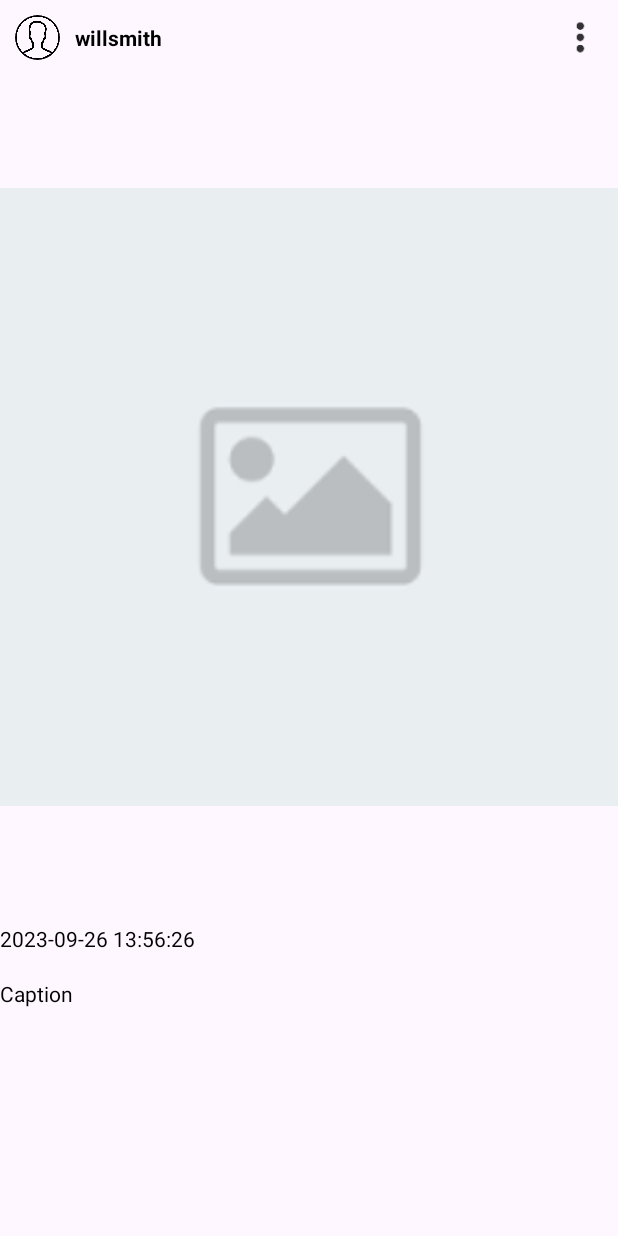
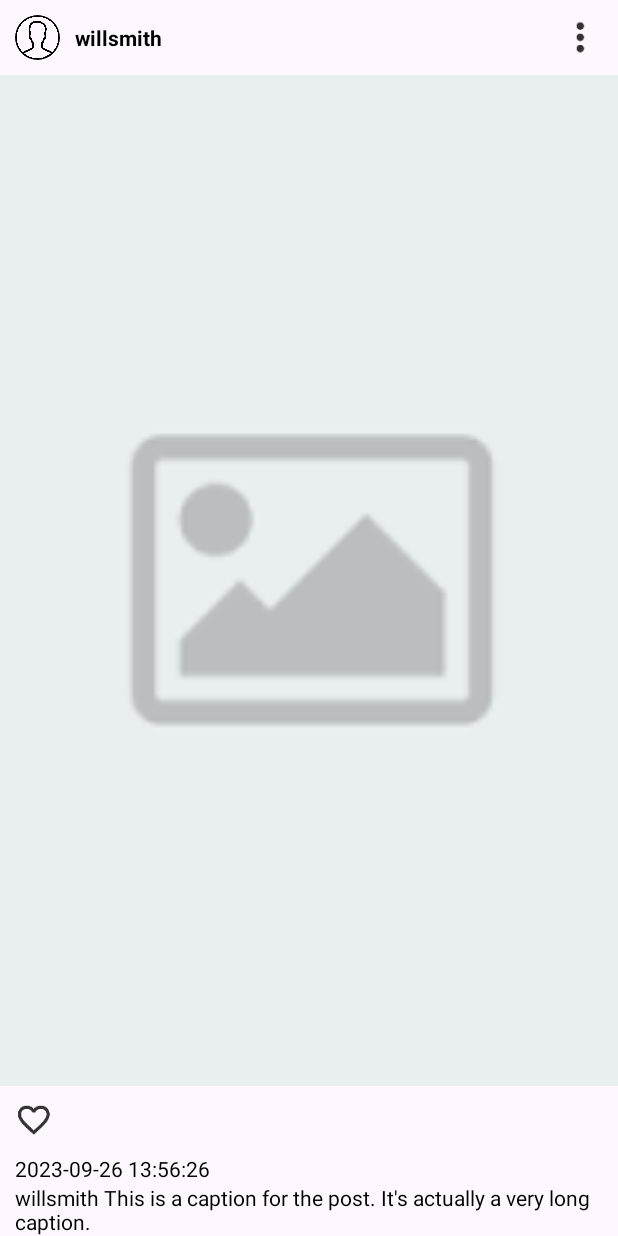
Before and after one commit to KinnHoe/assignment-ocean, an Android app: the layout moment_item.xml on its own in the app's theme, with its tools: preview values and no code run, on a phone screen of 412 x 824 dp. Run offline under Robolectric (Android 15) with nearby library versions, the light colour scheme and no system bars.

Commit message:
Initial Commit

```diff
--- a/app/src/main/java/com/example/assignment_ocean/Moment.kt
+++ b/app/src/main/java/com/example/assignment_ocean/Moment.kt
@@ -40,12 +40,16 @@ class Moment : Fragment(), MomentPostAdapterListener {
             adapter = momentAdapter
         }
 
-        // Observe LiveData from ViewModel
+        // Observe LiveData from ViewModel for moment data changes
         viewModel.getMomentData().observe(viewLifecycleOwner, { momentDataList ->
             // Update the adapter with the new data
             momentAdapter.submitList(momentDataList)
         })
+
     }
+
+
+
 
     override fun onOptionsItemSelected(item: MenuItem): Boolean {
         when (item.itemId) {
@@ -106,15 +110,15 @@ class Moment : Fragment(), MomentPostAdapterListener {
         bundle.putString("imageURL", post.photo) // Assuming post.photo contains the image URL
         updateFragment.arguments = bundle
 
+        // Set the navigation callback
+        updateFragment.setNavigationCallback { navigateToMomentFragment() }
+
         val transaction = requireActivity().supportFragmentManager.beginTransaction()
         // Replace R.id.fragment_container with the actual ID of the container where you want to replace the fragment
         transaction.replace(R.id.frame_layout, updateFragment)
         transaction.addToBackStack(null) // Optional: Add to back stack for back navigation
         transaction.commit()
     }
-
-
-
 
     override fun onDeletePostClicked(post: Post) {
         val alertDialogBuilder = AlertDialog.Builder(requireContext())
@@ -126,7 +130,9 @@ class Moment : Fragment(), MomentPostAdapterListener {
                 viewModel.deletePost(
                     post,
                     onSuccess = {
-                        // Show a Toast message for successful deletion
+                        // Remove the post from the adapter after successful deletion
+                        momentAdapter.currentList.toMutableList().remove(post)
+                        momentAdapter.submitList(momentAdapter.currentList)
                         Toast.makeText(requireContext(), "Post deleted", Toast.LENGTH_SHORT).show()
                     },
                     onError = { errorMessage ->
@@ -139,11 +145,17 @@ class Moment : Fragment(), MomentPostAdapterListener {
                 // User canceled the deletion, dismiss the dialog
                 dialog.dismiss()
             }
-            setCancelable(false) // Prevent dismissing the dialog by clicking outside or pressing back button
+            setCancelable(false) // Prevent dismissing the dialog by clicking outside or pressing the back button
         }
 
         val alertDialog = alertDialogBuilder.create()
         alertDialog.show()
     }
 
+
+    private fun navigateToMomentFragment() {
+        val fragmentManager = requireActivity().supportFragmentManager
+        fragmentManager.popBackStack()
+    }
+
 }
--- a/app/src/main/java/com/example/assignment_ocean/MomentViewModel.kt
+++ b/app/src/main/java/com/example/assignment_ocean/MomentViewModel.kt
@@ -18,5 +18,4 @@ class MomentViewModel : ViewModel() {
     fun deletePost(post: Post, onSuccess: () -> Unit, onError: (String) -> Unit) {
         momentRepository.deletePost(post, onSuccess, onError)
     }
-
 }
--- a/app/src/main/java/com/example/assignment_ocean/UpdatePostFragment.kt
+++ b/app/src/main/java/com/example/assignment_ocean/UpdatePostFragment.kt
@@ -31,6 +31,8 @@ class UpdatePostFragment : Fragment() {
     private var postId: String? = null
     private var caption: String? = null
     private var imageURL: String? = null
+    private var navigationCallback: (() -> Unit)? = null
+
 
     override fun onCreateView(
         inflater: LayoutInflater, container: ViewGroup?,
@@ -57,6 +59,10 @@ class UpdatePostFragment : Fragment() {
             .load(imageURL)
             .placeholder(R.drawable.uploadimg) // Replace with your placeholder image
             .into(binding.reuploadImage)
+
+        binding.closeImage.setOnClickListener {
+            navigateBackToMoment()
+        }
     }
 
     private fun setupViews() {
@@ -214,11 +220,23 @@ class UpdatePostFragment : Fragment() {
                 if (task.isSuccessful) {
                     Toast.makeText(requireContext(), "Post updated", Toast.LENGTH_SHORT).show()
                     clearFields()
+
+                    // Call the navigation callback to go back to the Moment screen
+                    navigationCallback?.invoke()
                 } else {
                     showError("Failed to update post: ${task.exception?.message}")
                 }
             }
     }
+
+    fun setNavigationCallback(callback: () -> Unit) {
+        navigationCallback = callback
+    }
+
+    private fun navigateBackToMoment() {
+        navigationCallback?.invoke()
+    }
+
 
     private fun clearFields() {
         binding.reuploadCaption.text.clear()
--- a/app/src/main/java/com/example/assignment_ocean/adapter/MomentPostAdapter.kt
+++ b/app/src/main/java/com/example/assignment_ocean/adapter/MomentPostAdapter.kt
@@ -85,11 +85,9 @@ class MomentPostAdapter(private val listener: MomentPostAdapterListener) : ListA
         fun formatTimestamp(timestamp: Long): String {
             val malaysiaTimeZone = TimeZone.getTimeZone("Asia/Kuala_Lumpur")
 
-            // Create a SimpleDateFormat instance with the Malaysia time zone and 12-hour time format
-            val sdf = SimpleDateFormat("yyyy-MM-dd hh:mm:ss a", Locale.getDefault())
+            val sdf = SimpleDateFormat("yyyy-MM-dd hh:mm:ss", Locale.getDefault())
             sdf.timeZone = malaysiaTimeZone
 
-            // Convert the timestamp to Malaysia time zone
             val malaysiaTime = sdf.format(Date(timestamp))
 
             return malaysiaTime
--- a/app/src/main/res/layout/fragment_add_post.xml
+++ b/app/src/main/res/layout/fragment_add_post.xml
@@ -27,7 +27,7 @@
             <ImageView
                 android:id="@+id/uploadImage"
                 android:layout_width="match_parent"
-                android:layout_height="300dp"
+                android:layout_height="200dp"
                 android:scaleType="fitCenter"
                 android:src="@drawable/uploadimg"
                 android:layout_marginTop="10dp"
--- a/app/src/main/res/layout/moment_item.xml
+++ b/app/src/main/res/layout/moment_item.xml
@@ -9,62 +9,69 @@
         android:id="@+id/user_photo_image"
         style="@style/icon"
         android:src="@drawable/person"
-        app:layout_constraintStart_toStartOf="parent"
-        app:layout_constraintTop_toTopOf="parent" />
+        app:layout_constraintTop_toTopOf="parent"
+        app:layout_constraintStart_toStartOf="parent"/>
 
     <TextView
         android:id="@+id/username_text"
         android:layout_width="wrap_content"
         android:layout_height="wrap_content"
+        tools:text="willsmith"
         android:textColor="@color/black"
         android:textStyle="bold"
-        app:layout_constraintBottom_toBottomOf="@id/user_photo_image"
         app:layout_constraintStart_toEndOf="@id/user_photo_image"
         app:layout_constraintTop_toTopOf="@id/user_photo_image"
-        tools:text="willsmith" />
+        app:layout_constraintBottom_toBottomOf="@id/user_photo_image"/>
 
     <ImageView
         android:id="@+id/more_image"
         style="@style/icon"
         android:src="@drawable/ic_more"
-        app:layout_constraintBottom_toBottomOf="@id/user_photo_image"
         app:layout_constraintEnd_toEndOf="parent"
-        app:layout_constraintTop_toTopOf="@id/user_photo_image" />
+        app:layout_constraintTop_toTopOf="@id/user_photo_image"
+        app:layout_constraintBottom_toBottomOf="@id/user_photo_image"/>
 
     <ImageView
         android:id="@+id/post_image"
         android:layout_width="match_parent"
-        android:layout_height="562dp"
-        android:scaleType="fitCenter"
-        android:src="@drawable/image_placeholder"
+        android:layout_height="0dp"
+        android:scaleType="centerCrop"
         app:layout_constraintTop_toBottomOf="@id/user_photo_image"
+        app:layout_constraintBottom_toTopOf="@id/like_image"
+        android:src="@drawable/image_placeholder"/>
+
+    <ImageView
+        android:id="@+id/like_image"
+        app:layout_constraintTop_toBottomOf="@id/post_image"
         app:layout_constraintStart_toStartOf="parent"
-        app:layout_constraintEnd_toEndOf="parent" />
+        app:layout_constraintBottom_toTopOf="@id/timestamp_text"
+        android:layout_height="45dp"
+        android:layout_width="45dp"
+        android:padding="10dp"
+        android:src="@drawable/ic_likes_border"/>
 
     <TextView
         android:id="@+id/timestamp_text"
         android:layout_width="wrap_content"
         android:layout_height="wrap_content"
-        android:layout_marginTop="4dp"
+        tools:text="2023-09-26 13:56:26"
         android:textColor="@color/black"
-        android:text="@{post.timestamp}"
+        app:layout_constraintTop_toBottomOf="@id/like_image"
         app:layout_constraintStart_toStartOf="parent"
-        app:layout_constraintTop_toBottomOf="@+id/post_image"
-        tools:text="2023-09-26 13:56:26"/>
+        app:layout_constraintBottom_toTopOf="@id/caption_text"
+        android:layout_marginStart="10dp"/>
 
     <TextView
         android:id="@+id/caption_text"
-        android:layout_width="410dp"
+        android:layout_width="wrap_content"
         android:layout_height="wrap_content"
-        android:text="@{post.caption}"
+        android:paddingStart="10dp"
         android:textColor="@color/black"
+        app:layout_constraintTop_toBottomOf="@id/timestamp_text"
+        app:layout_constraintStart_toStartOf="parent"
         app:layout_constraintBottom_toBottomOf="parent"
-        app:layout_constraintEnd_toEndOf="parent"
-        app:layout_constraintHorizontal_bias="0.0"
-        app:layout_constraintStart_toStartOf="parent"
-        app:layout_constraintTop_toBottomOf="@+id/timestamp_text"
-        app:layout_constraintVertical_bias="0.103"
-        tools:text="Caption" />
+        tools:text="willsmith This is a caption for the post. It's actually a very long caption."/>
+
 
 
 
```
